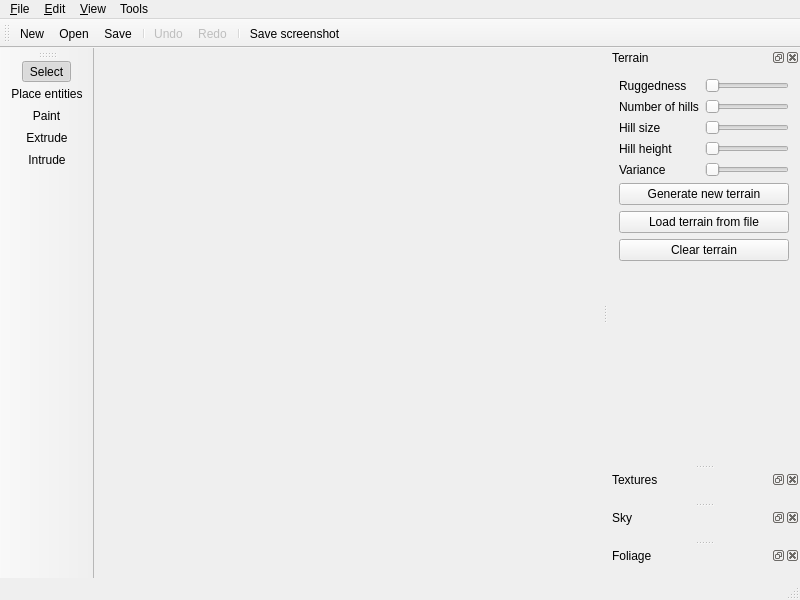
Above: ui/MainWindow.ui from RoryDungan/Gaiascape before the change. Below: the same form after it.
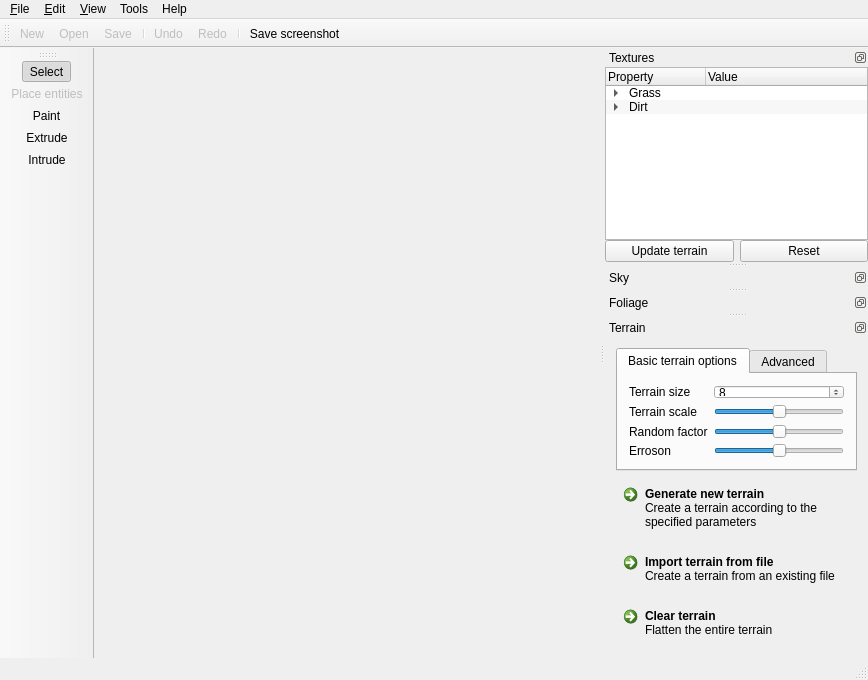
That is the form after the change. Icons and pictures are not drawn.

Commit message: Added heightmap image viewer, added progress bar for terrain derived data update, added about box, added and modified various GUI elements, removed unnecessary files.

```diff
--- a/ui/MainWindow.ui
+++ b/ui/MainWindow.ui
@@ -6,8 +6,8 @@
    <rect>
     <x>0</x>
     <y>0</y>
-    <width>800</width>
-    <height>600</height>
+    <width>868</width>
+    <height>680</height>
    </rect>
   </property>
   <property name="windowTitle">
@@ -19,7 +19,7 @@
     <rect>
      <x>0</x>
      <y>0</y>
-     <width>800</width>
+     <width>868</width>
      <height>21</height>
     </rect>
    </property>
@@ -56,18 +56,35 @@
      <string>Tools</string>
     </property>
     <addaction name="actionTake_screenshot"/>
+    <addaction name="separator"/>
+    <addaction name="actionOptions"/>
+   </widget>
+   <widget class="QMenu" name="menuHelp">
+    <property name="title">
+     <string>Help</string>
+    </property>
+    <addaction name="actionUser_guide"/>
+    <addaction name="separator"/>
+    <addaction name="actionAbout_Gaiascape"/>
    </widget>
    <addaction name="menu_File"/>
    <addaction name="menu_Edit"/>
    <addaction name="menu_View"/>
    <addaction name="menuTools"/>
+   <addaction name="menuHelp"/>
   </widget>
   <widget class="QToolBar" name="mainToolBar">
    <property name="windowTitle">
     <string>Home</string>
    </property>
+   <property name="iconSize">
+    <size>
+     <width>24</width>
+     <height>24</height>
+    </size>
+   </property>
    <property name="toolButtonStyle">
-    <enum>Qt::ToolButtonTextUnderIcon</enum>
+    <enum>Qt::ToolButtonTextBesideIcon</enum>
    </property>
    <attribute name="toolBarArea">
     <enum>TopToolBarArea</enum>
@@ -101,131 +118,130 @@
    <addaction name="actionExtrude"/>
    <addaction name="actionIntrude"/>
   </widget>
-  <widget class="QDockWidget" name="terrainDockWidget">
-   <property name="minimumSize">
-    <size>
-     <width>150</width>
-     <height>246</height>
-    </size>
-   </property>
-   <property name="windowTitle">
-    <string>Terrain</string>
-   </property>
-   <attribute name="dockWidgetArea">
-    <number>2</number>
-   </attribute>
-   <widget class="QWidget" name="dockWidgetContents">
-    <layout class="QFormLayout" name="formLayout">
-     <item row="0" column="0">
-      <widget class="QLabel" name="label">
-       <property name="text">
-        <string>Ruggedness</string>
-       </property>
-      </widget>
-     </item>
-     <item row="0" column="1">
-      <widget class="QSlider" name="horizontalSlider">
-       <property name="toolTip">
-        <string>How rugged the terrain will be, ranging from 0 (completely smooth) to 100 (very rugged)</string>
-       </property>
-       <property name="sliderPosition">
-        <number>0</number>
-       </property>
-       <property name="orientation">
-        <enum>Qt::Horizontal</enum>
-       </property>
-      </widget>
-     </item>
-     <item row="1" column="0">
-      <widget class="QLabel" name="label_2">
-       <property name="text">
-        <string>Number of hills</string>
-       </property>
-      </widget>
-     </item>
-     <item row="1" column="1">
-      <widget class="QSlider" name="horizontalSlider_2">
-       <property name="orientation">
-        <enum>Qt::Horizontal</enum>
-       </property>
-      </widget>
-     </item>
-     <item row="2" column="0">
-      <widget class="QLabel" name="label_3">
-       <property name="text">
-        <string>Hill size</string>
-       </property>
-      </widget>
-     </item>
-     <item row="2" column="1">
-      <widget class="QSlider" name="horizontalSlider_3">
-       <property name="orientation">
-        <enum>Qt::Horizontal</enum>
-       </property>
-      </widget>
-     </item>
-     <item row="3" column="0">
-      <widget class="QLabel" name="label_4">
-       <property name="text">
-        <string>Hill height</string>
-       </property>
-      </widget>
-     </item>
-     <item row="3" column="1">
-      <widget class="QSlider" name="horizontalSlider_4">
-       <property name="orientation">
-        <enum>Qt::Horizontal</enum>
-       </property>
-      </widget>
-     </item>
-     <item row="4" column="0">
-      <widget class="QLabel" name="label_5">
-       <property name="text">
-        <string>Variance</string>
-       </property>
-      </widget>
-     </item>
-     <item row="4" column="1">
-      <widget class="QSlider" name="horizontalSlider_5">
-       <property name="orientation">
-        <enum>Qt::Horizontal</enum>
-       </property>
-      </widget>
-     </item>
-     <item row="5" column="0" colspan="2">
-      <widget class="QPushButton" name="generateTerrain">
-       <property name="text">
-        <string>Generate new terrain</string>
-       </property>
-      </widget>
-     </item>
-     <item row="6" column="0" colspan="2">
-      <widget class="QPushButton" name="loadTerrain">
-       <property name="text">
-        <string>Load terrain from file</string>
-       </property>
-      </widget>
-     </item>
-     <item row="7" column="0" colspan="2">
-      <widget class="QPushButton" name="clearTerrain">
-       <property name="text">
-        <string>Clear terrain</string>
-       </property>
-      </widget>
-     </item>
-    </layout>
-   </widget>
-  </widget>
   <widget class="QDockWidget" name="texturesDockWidget">
+   <property name="features">
+    <set>QDockWidget::DockWidgetFloatable|QDockWidget::DockWidgetMovable</set>
+   </property>
    <property name="windowTitle">
     <string>Textures</string>
    </property>
    <attribute name="dockWidgetArea">
     <number>2</number>
    </attribute>
-   <widget class="QWidget" name="dockWidgetContents_2"/>
+   <widget class="QWidget" name="dockWidgetContents_2">
+    <layout class="QVBoxLayout" name="verticalLayout">
+     <property name="spacing">
+      <number>0</number>
+     </property>
+     <property name="margin">
+      <number>0</number>
+     </property>
+     <item>
+      <widget class="QTreeWidget" name="texturesTreeWidget">
+       <property name="alternatingRowColors">
+        <bool>true</bool>
+       </property>
+       <attribute name="headerDefaultSectionSize">
+        <number>100</number>
+       </attribute>
+       <attribute name="headerHighlightSections">
+        <bool>true</bool>
+       </attribute>
+       <column>
+        <property name="text">
+         <string>Property</string>
+        </property>
+       </column>
+       <column>
+        <property name="text">
+         <string>Value</string>
+        </property>
+       </column>
+       <item>
+        <property name="text">
+         <string>Grass</string>
+        </property>
+        <item>
+         <property name="text">
+          <string>Diffuse</string>
+         </property>
+         <property name="text">
+          <string>growth_weirdfungus-03_diffusespecular.dds</string>
+         </property>
+        </item>
+        <item>
+         <property name="text">
+          <string>Normal map</string>
+         </property>
+         <property name="text">
+          <string>growth_weirdfungus-03_normalheight.dds</string>
+         </property>
+        </item>
+        <item>
+         <property name="text">
+          <string>Placement height</string>
+         </property>
+         <property name="text">
+          <string>200</string>
+         </property>
+        </item>
+       </item>
+       <item>
+        <property name="text">
+         <string>Dirt</string>
+        </property>
+        <item>
+         <property name="text">
+          <string>Diffuse</string>
+         </property>
+         <property name="text">
+          <string>dirt_grayrocky_diffusespecular.dds</string>
+         </property>
+        </item>
+        <item>
+         <property name="text">
+          <string>Normal map</string>
+         </property>
+         <property name="text">
+          <string>dirt_grayrocky_normalheight.dds</string>
+         </property>
+        </item>
+        <item>
+         <property name="text">
+          <string>Placement height</string>
+         </property>
+         <property name="text">
+          <string>100</string>
+         </property>
+        </item>
+       </item>
+      </widget>
+     </item>
+     <item>
+      <layout class="QHBoxLayout" name="horizontalLayout_2">
+       <item>
+        <widget class="QPushButton" name="updateTexturesButton">
+         <property name="text">
+          <string>Update terrain</string>
+         </property>
+        </widget>
+       </item>
+       <item>
+        <widget class="QPushButton" name="resetTexturesButton">
+         <property name="text">
+          <string>Reset</string>
+         </property>
+        </widget>
+       </item>
+      </layout>
+     </item>
+    </layout>
+   </widget>
   </widget>
   <widget class="QDockWidget" name="skyDockWidget">
+   <property name="features">
+    <set>QDockWidget::DockWidgetFloatable|QDockWidget::DockWidgetMovable</set>
+   </property>
    <property name="windowTitle">
     <string>Sky</string>
    </property>
@@ -235,6 +251,9 @@
    <widget class="QWidget" name="dockWidgetContents_3"/>
   </widget>
   <widget class="QDockWidget" name="foliageDockWidget">
+   <property name="features">
+    <set>QDockWidget::DockWidgetFloatable|QDockWidget::DockWidgetMovable</set>
+   </property>
    <property name="windowTitle">
     <string>Foliage</string>
    </property>
@@ -243,7 +262,233 @@
    </attribute>
    <widget class="QWidget" name="dockWidgetContents_4"/>
   </widget>
+  <widget class="QDockWidget" name="terrainDockWidget">
+   <property name="minimumSize">
+    <size>
+     <width>263</width>
+     <height>305</height>
+    </size>
+   </property>
+   <property name="features">
+    <set>QDockWidget::DockWidgetFloatable|QDockWidget::DockWidgetMovable</set>
+   </property>
+   <property name="windowTitle">
+    <string>Terrain</string>
+   </property>
+   <attribute name="dockWidgetArea">
+    <number>2</number>
+   </attribute>
+   <widget class="QWidget" name="dockWidgetContents">
+    <layout class="QVBoxLayout" name="verticalLayout_2">
+     <item>
+      <widget class="QTabWidget" name="tabWidget">
+       <property name="currentIndex">
+        <number>0</number>
+       </property>
+       <widget class="QWidget" name="tab">
+        <attribute name="title">
+         <string>Basic terrain options</string>
+        </attribute>
+        <layout class="QFormLayout" name="formLayout_3">
+         <item row="1" column="0">
+          <widget class="QLabel" name="label_2">
+           <property name="text">
+            <string>Terrain scale</string>
+           </property>
+          </widget>
+         </item>
+         <item row="1" column="1">
+          <widget class="QSlider" name="terrainScaleSlider">
+           <property name="maximum">
+            <number>100</number>
+           </property>
+           <property name="value">
+            <number>50</number>
+           </property>
+           <property name="orientation">
+            <enum>Qt::Horizontal</enum>
+           </property>
+          </widget>
+         </item>
+         <item row="2" column="0">
+          <widget class="QLabel" name="label_3">
+           <property name="text">
+            <string>Random factor</string>
+           </property>
+          </widget>
+         </item>
+         <item row="2" column="1">
+          <widget class="QSlider" name="ramdomFactorSlider">
+           <property name="maximum">
+            <number>100</number>
+           </property>
+           <property name="value">
+            <number>50</number>
+           </property>
+           <property name="orientation">
+            <enum>Qt::Horizontal</enum>
+           </property>
+          </widget>
+         </item>
+         <item row="0" column="0">
+          <widget class="QLabel" name="label_4">
+           <property name="text">
+            <string>Terrain size</string>
+           </property>
+          </widget>
+         </item>
+         <item row="0" column="1">
+          <widget class="QSpinBox" name="spinBox">
+           <property name="minimum">
+            <number>2</number>
+           </property>
+           <property name="maximum">
+            <number>98</number>
+           </property>
+           <property name="singleStep">
+            <number>2</number>
+           </property>
+           <property name="value">
+            <number>8</number>
+           </property>
+          </widget>
+         </item>
+         <item row="3" column="0">
+          <widget class="QLabel" name="label_5">
+           <property name="text">
+            <string>Erroson</string>
+           </property>
+          </widget>
+         </item>
+         <item row="3" column="1">
+          <widget class="QSlider" name="horizontalSlider">
+           <property name="maximum">
+            <number>100</number>
+           </property>
+           <property name="sliderPosition">
+            <number>50</number>
+           </property>
+           <property name="orientation">
+            <enum>Qt::Horizontal</enum>
+           </property>
+          </widget>
+         </item>
+        </layout>
+       </widget>
+       <widget class="QWidget" name="tab_2">
+        <attribute name="title">
+         <string>Advanced</string>
+        </attribute>
+        <layout class="QFormLayout" name="formLayout_2">
+         <property name="fieldGrowthPolicy">
+          <enum>QFormLayout::AllNonFixedFieldsGrow</enum>
+         </property>
+         <item row="0" column="0">
+          <widget class="QLabel" name="label">
+           <property name="text">
+            <string>Random seed</string>
+           </property>
+          </widget>
+         </item>
+         <item row="0" column="1">
+          <layout class="QHBoxLayout" name="horizontalLayout">
+           <item>
+            <widget class="QSpinBox" name="randomSeedBox">
+             <property name="maximum">
+              <number>2147483647</number>
+             </property>
+             <property name="value">
+              <number>1</number>
+             </property>
+            </widget>
+           </item>
+           <item>
+            <widget class="QToolButton" name="randomiseToolButton">
+             <property name="toolTip">
+              <string>Randomise</string>
+             </property>
+             <property name="text">
+              <string>...</string>
+             </property>
+             <property name="icon">
+              <iconset resource="../icons.qrc">
+               <normaloff>:/media/16x16/dice-random.png</normaloff>:/media/16x16/dice-random.png</iconset>
+             </property>
+            </widget>
+           </item>
+          </layout>
+         </item>
+        </layout>
+       </widget>
+      </widget>
+     </item>
+     <item>
+      <widget class="QCommandLinkButton" name="generateTerrain">
+       <property name="text">
+        <string>Generate new terrain</string>
+       </property>
+       <property name="icon">
+        <iconset resource="../icons.qrc">
+         <normaloff>:/media/22x22/document-new.png</normaloff>:/media/22x22/document-new.png</iconset>
+       </property>
+       <property name="iconSize">
+        <size>
+         <width>22</width>
+         <height>22</height>
+        </size>
+       </property>
+       <property name="description">
+        <string>Create a terrain according to the specified parameters</string>
+       </property>
+      </widget>
+     </item>
+     <item>
+      <widget class="QCommandLinkButton" name="loadTerrain">
+       <property name="text">
+        <string>Import terrain from file</string>
+       </property>
+       <property name="icon">
+        <iconset resource="../icons.qrc">
+         <normaloff>:/media/22x22/document-open.png</normaloff>:/media/22x22/document-open.png</iconset>
+       </property>
+       <property name="iconSize">
+        <size>
+         <width>22</width>
+         <height>22</height>
+        </size>
+       </property>
+       <property name="description">
+        <string>Create a terrain from an existing file</string>
+       </property>
+      </widget>
+     </item>
+     <item>
+      <widget class="QCommandLinkButton" name="clearTerrain">
+       <property name="text">
+        <string>Clear terrain</string>
+       </property>
+       <property name="icon">
+        <iconset resource="../icons.qrc">
+         <normaloff>:/media/22x22/process-stop.png</normaloff>:/media/22x22/process-stop.png</iconset>
+       </property>
+       <property name="iconSize">
+        <size>
+         <width>22</width>
+         <height>22</height>
+        </size>
+       </property>
+       <property name="description">
+        <string>Flatten the entire terrain</string>
+       </property>
+      </widget>
+     </item>
+    </layout>
+   </widget>
+  </widget>
   <action name="action_New">
+   <property name="enabled">
+    <bool>false</bool>
+   </property>
    <property name="icon">
     <iconset resource="../icons.qrc">
      <normaloff>:/media/24x24/document-new.png</normaloff>:/media/24x24/document-new.png</iconset>
@@ -256,6 +501,9 @@
    </property>
   </action>
   <action name="action_Open">
+   <property name="enabled">
+    <bool>false</bool>
+   </property>
    <property name="icon">
     <iconset resource="../icons.qrc">
      <normaloff>:/media/24x24/document-open.png</normaloff>:/media/24x24/document-open.png</iconset>
@@ -273,6 +521,9 @@
    </property>
   </action>
   <action name="action_Save">
+   <property name="enabled">
+    <bool>false</bool>
+   </property>
    <property name="icon">
     <iconset resource="../icons.qrc">
      <normaloff>:/media/24x24/document-save-as.png</normaloff>:/media/24x24/document-save-as.png</iconset>
@@ -400,6 +651,9 @@
    <property name="checkable">
     <bool>true</bool>
    </property>
+   <property name="enabled">
+    <bool>false</bool>
+   </property>
    <property name="icon">
     <iconset resource="../icons.qrc">
      <normaloff>:/media/24x24/list-add.png</normaloff>:/media/24x24/list-add.png</iconset>
@@ -414,7 +668,7 @@
      <normaloff>:/media/24x24/camera-photo.png</normaloff>:/media/24x24/camera-photo.png</iconset>
    </property>
    <property name="text">
-    <string>Save screenshot</string>
+    <string>&amp;Save screenshot...</string>
    </property>
    <property name="shortcut">
     <string>F12</string>
```
Left out of the diff: 175 changed lines with no effect on the pictures. The commit also changes 527 other files.
